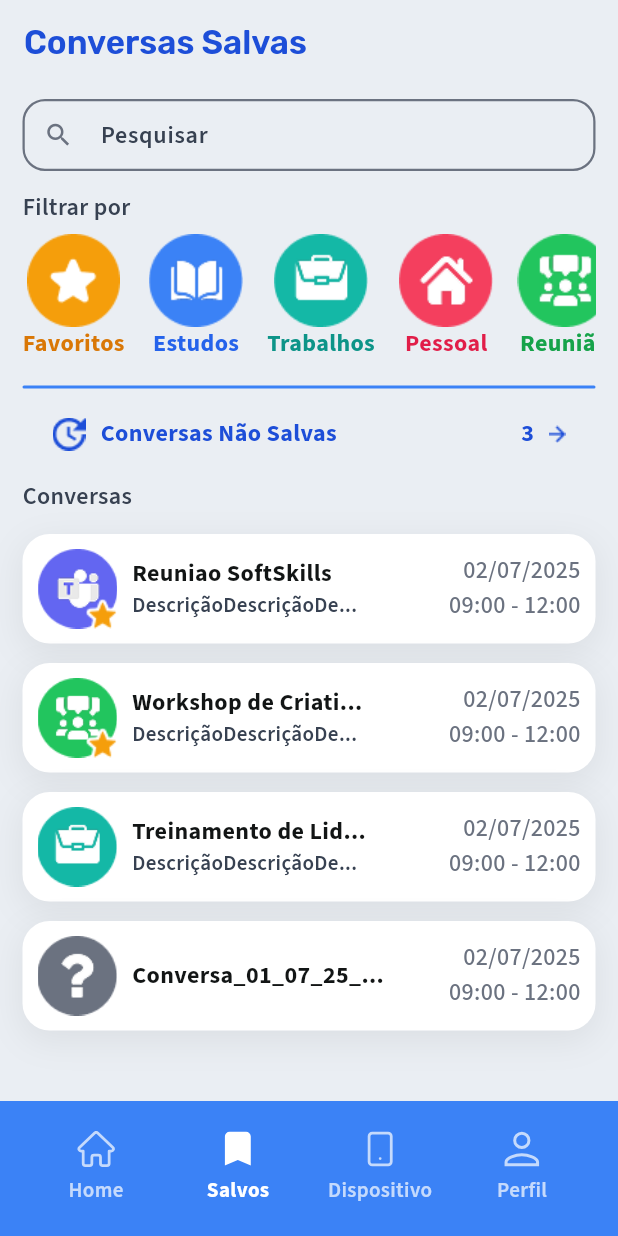
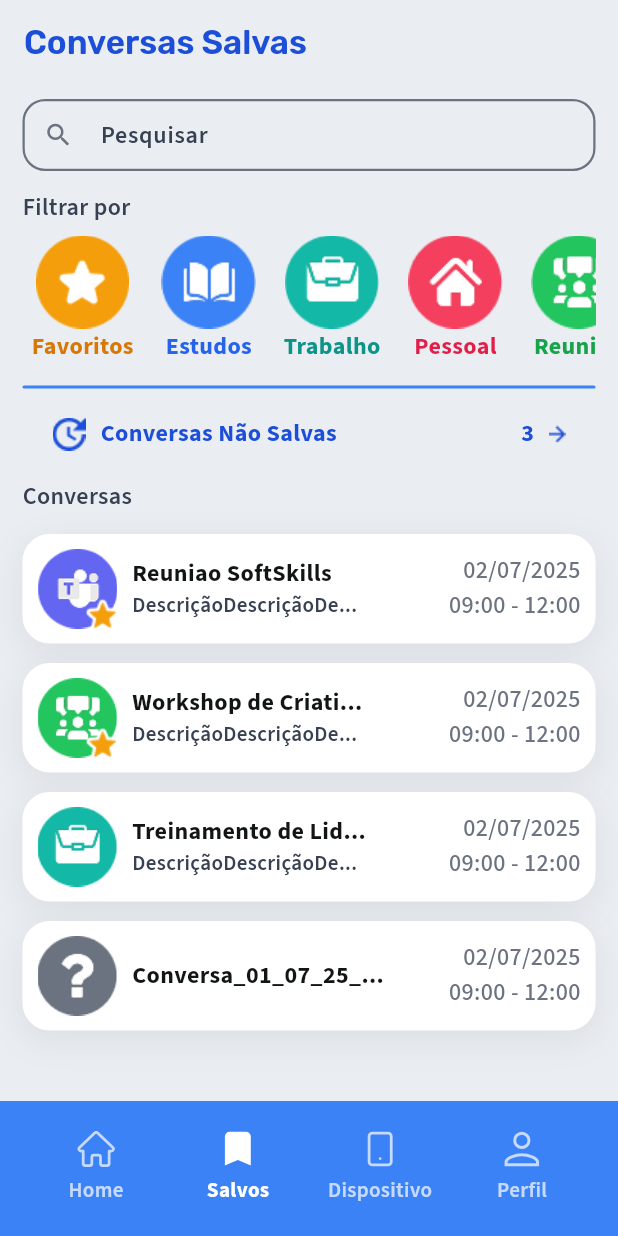
Before and after one commit to Beatriz02020/Sonoris-iot-app-transcricao, a Flutter app: the screen it shows once a user with an empty profile is signed in, item 2 of the bottom bar chosen, on a phone screen of 412 x 824 dp. Run offline on Flutter 3.47's test engine with Material 3 defaults, Android fonts, the phone set to English and light mode, and no system bars; our stand-ins replace cloud_firestore, firebase_auth, firebase_core, flutter_blue_plus, flutter_colorpicker, flutter_svg and 2 more; missing offline and left inert: cloudinary_public; accounts and stored records are empty; generated files the repository leaves out were written again.

Commit message:
feat: filtragem de conversa por tipos

```diff
--- a/lib/main.dart
+++ b/lib/main.dart
@@ -28,7 +28,8 @@ class SonorisApp extends StatelessWidget {
       builder: (context, child) {
         return SafeArea(
           top: false, // Set to true se quiser evitar também a área do notch
-          bottom: true, // Evita sobreposição com a barra de navegação do sistema
+          bottom:
+              true, // Evita sobreposição com a barra de navegação do sistema
           child: child ?? const SizedBox.shrink(),
         );
       },
--- a/lib/models/usuario.dart
+++ b/lib/models/usuario.dart
@@ -47,6 +47,7 @@ class Usuario {
       // fallback: agora
       return DateTime.now();
     }
+
     return Usuario(
       uid: map['uid'] ?? '',
       nome: map['Nome'] ?? '',
--- a/lib/screens/initial/connection_screen.dart
+++ b/lib/screens/initial/connection_screen.dart
@@ -32,7 +32,6 @@ class _ConnectionScreenState extends State<ConnectionScreen> {
 
   Future<bool> getPermissions() async {
     if (Platform.isAndroid) {
-
       final statuses =
           await [
             Permission.bluetoothScan,
--- a/lib/screens/main/device/device_screen.dart
+++ b/lib/screens/main/device/device_screen.dart
@@ -329,9 +329,9 @@ class _DeviceScreenState extends State<DeviceScreen> {
                       spacing: 4,
                       children: [
                         Text(
-                            'Selecione seu dispositivo:',
-                            style: AppTextStyles.bold,
-                          ),
+                          'Selecione seu dispositivo:',
+                          style: AppTextStyles.bold,
+                        ),
                         Column(
                           spacing: 6,
                           crossAxisAlignment: CrossAxisAlignment.start,
--- a/lib/screens/main/home/saving_chat_screen.dart
+++ b/lib/screens/main/home/saving_chat_screen.dart
@@ -31,7 +31,8 @@ class _SavingChatScreenState extends State<SavingChatScreen> {
             height: 53,
             decoration: BoxDecoration(
               shape: BoxShape.circle,
-              boxShadow: isSelected
+              boxShadow:
+                  isSelected
                       ? [
                         BoxShadow(
                           color: AppColors.gray300,
@@ -56,30 +57,20 @@ class _SavingChatScreenState extends State<SavingChatScreen> {
                 if (isSelected) ...[
                   Positioned.fill(
                     child: ClipOval(
-                      child: Container(
-                        color: AppColors.gray900.withAlpha(50),
+                      child: Container(color: AppColors.gray900.withAlpha(50)),
                     ),
                   ),
-                  ),
-                  const Icon(
-                    Icons.check,
-                    color: Colors.white,
-                    size: 45,
-                  ),
+                  const Icon(Icons.check, color: Colors.white, size: 45),
                 ],
               ],
             ),
           ),
-          Text(
-            label,
-            style: AppTextStyles.bold.copyWith(
-              color: labelColor,
-            ),
-          ),
+          Text(label, style: AppTextStyles.bold.copyWith(color: labelColor)),
         ],
       ),
     );
   }
+
   @override
   Widget build(BuildContext context) {
     SystemChrome.setSystemUIOverlayStyle(
@@ -178,9 +169,8 @@ class _SavingChatScreenState extends State<SavingChatScreen> {
 
               Text(
                 'Nome',
-              style: AppTextStyles.bold.copyWith(
-              color: AppColors.gray900,
-            ),),
+                style: AppTextStyles.bold.copyWith(color: AppColors.gray900),
+              ),
               Padding(
                 padding: const EdgeInsets.only(bottom: 15),
                 child: CustomTextField(),
@@ -188,9 +178,8 @@ class _SavingChatScreenState extends State<SavingChatScreen> {
 
               Text(
                 'Descrição',
-              style: AppTextStyles.bold.copyWith(
-                color: AppColors.gray900,
-              ),),
+                style: AppTextStyles.bold.copyWith(color: AppColors.gray900),
+              ),
               Padding(
                 padding: const EdgeInsets.only(bottom: 15),
                 child: CustomTextField(
@@ -201,9 +190,8 @@ class _SavingChatScreenState extends State<SavingChatScreen> {
 
               Text(
                 'Favorito?',
-              style: AppTextStyles.bold.copyWith(
-                color: AppColors.gray900,
-              ),),
+                style: AppTextStyles.bold.copyWith(color: AppColors.gray900),
+              ),
               Padding(
                 padding: const EdgeInsets.only(bottom: 45),
                 child: CustomTextField(
--- a/lib/screens/main/home/unsaved_chat_screen.dart
+++ b/lib/screens/main/home/unsaved_chat_screen.dart
@@ -120,7 +120,9 @@ class _UnsavedChatScreenState extends State<UnsavedChatScreen> {
                   ),
                   Text(
                     "Salvar",
-                    style: AppTextStyles.body.copyWith(color: AppColors.blue500),
+                    style: AppTextStyles.body.copyWith(
+                      color: AppColors.blue500,
+                    ),
                   ),
                 ],
               ),
--- a/lib/screens/main/savedChats/saved_chats_screen.dart
+++ b/lib/screens/main/savedChats/saved_chats_screen.dart
@@ -1,3 +1,4 @@
+import 'package:flutter/gestures.dart';
 import 'package:flutter/material.dart';
 import 'package:flutter/services.dart';
 import 'package:sonoris/components/chatSelect.dart';
@@ -18,6 +19,53 @@ class _SavedChatsScreenState extends State<SavedChatsScreen> {
   // Controlador e estado da pesquisa
   final TextEditingController _searchController = TextEditingController();
   String _query = '';
+
+  // Novo: filtro selecionado (null = nenhum)
+  String? _selectedFilter;
+
+  // Lista de filtros com label e asset e cor (usada para construir a UI)
+  final List<Map<String, dynamic>> _filters = [
+    {
+      'key': 'Favoritos',
+      'asset': 'assets/images/icons/Favoritos.png',
+      'color': AppColors.amber600,
+    },
+    {
+      'key': 'Estudos',
+      'asset': 'assets/images/icons/Estudos.png',
+      'color': AppColors.blue600,
+    },
+    {
+      'key': 'Trabalho',
+      'asset': 'assets/images/icons/Trabalho.png',
+      'color': AppColors.teal600,
+    },
+    {
+      'key': 'Pessoal',
+      'asset': 'assets/images/icons/Pessoal.png',
+      'color': AppColors.rose600,
+    },
+    {
+      'key': 'Reuniao',
+      'asset': 'assets/images/icons/Reuniao.png',
+      'color': AppColors.green600,
+    },
+    {
+      'key': 'Teams',
+      'asset': 'assets/images/icons/Teams.png',
+      'color': AppColors.indigo600,
+    },
+    {
+      'key': 'Outros',
+      'asset': 'assets/images/icons/Outros.png',
+      'color': AppColors.gray700,
+    },
+    {
+      'key': 'Customizado',
+      'asset': 'assets/images/icons/Customizado.png',
+      'color': AppColors.gray700,
+    },
+  ];
 
   // Lista estática temporária de conversas salvas (mock). Em futura integração,
   // isto pode vir do Firestore ou outra fonte dinâmica.
@@ -62,10 +110,29 @@ class _SavedChatsScreenState extends State<SavedChatsScreen> {
     ),
   ];
 
+  // Atualizado: aplica filtro por ícone/favorito e por query de texto combinados
   List<_SavedChat> get _filteredChats {
-    if (_query.isEmpty) return _allChats;
+    Iterable<_SavedChat> list = _allChats;
+
+    // Aplicar filtro de categoria/favorito primeiro (se houver)
+    if (_selectedFilter != null && _selectedFilter!.isNotEmpty) {
+      if (_selectedFilter == 'Favoritos') {
+        list = list.where((c) => c.favorito == true);
+      } else {
+        final key = _selectedFilter!;
+        list = list.where(
+          (c) => (c.image ?? '').toLowerCase() == key.toLowerCase(),
+        );
+      }
+    }
+
+    // Aplicar pesquisa de texto (sempre combinada)
+    if (_query.isNotEmpty) {
       final q = _query.toLowerCase();
-    return _allChats.where((c) => c.nome.toLowerCase().contains(q)).toList();
+      list = list.where((c) => c.nome.toLowerCase().contains(q));
+    }
+
+    return list.toList();
   }
 
   @override
@@ -153,123 +220,65 @@ class _SavedChatsScreenState extends State<SavedChatsScreen> {
                         scrollDirection: Axis.horizontal,
                         children: [
                           Row(
-                            spacing: 16,
+                            spacing: 6,
                             children: [
-                              // 1
-                              Column(
+                              // Construir dinamicamente os filtros a partir de _filters
+                              for (var f in _filters)
+                                GestureDetector(
+                                  onTap: () {
+                                    setState(() {
+                                      // alterna: desmarca se clicar de novo
+                                      if (_selectedFilter == f['key']) {
+                                        _selectedFilter = null;
+                                      } else {
+                                        _selectedFilter = f['key'] as String;
+                                      }
+                                    });
+                                  },
+                                  child: Container(
+                                    padding: const EdgeInsets.symmetric(
+                                      horizontal: 6,
+                                    ),
+                                    // estilo visual para filtro selecionado
+                                    decoration: BoxDecoration(
+                                      borderRadius: BorderRadius.circular(8),
+                                    ),
+                                    child: Column(
                                       children: [
-                                  Image.asset(
-                                    'assets/images/icons/Favoritos.png',
+                                        Opacity(
+                                          opacity:
+                                              _selectedFilter == null ||
+                                                      _selectedFilter ==
+                                                          f['key']
+                                                  ? 1.0
+                                                  : 0.5,
+                                          child: Image.asset(
+                                            f['asset'] as String,
+                                            width: 64,
+                                            height: 64,
                                           ),
-                                  Text(
-                                    'Favoritos',
+                                        ),
+                                        Opacity(
+                                          opacity:
+                                              _selectedFilter == null ||
+                                                      _selectedFilter ==
+                                                          f['key']
+                                                  ? 1.0
+                                                  : 0.5,
+                                          child: Text(
+                                            f['key'] as String,
                                             style: AppTextStyles.bold.copyWith(
-                                      color: AppColors.amber600,
+                                              color: f['color'] as Color,
+                                            ),
                                           ),
                                         ),
                                       ],
                                     ),
-
-                              // 2
-                              Column(
-                                children: [
-                                  Image.asset(
-                                    'assets/images/icons/Estudos.png',
-                                  ),
-                                  Text(
-                                    'Estudos',
-                                    style: AppTextStyles.bold.copyWith(
-                                      color: AppColors.blue600,
                                   ),
                                 ),
-                                ],
-                              ),
 
-                              // 3
-                              Column(
-                                children: [
-                                  Image.asset(
-                                    'assets/images/icons/Trabalho.png',
-                                  ),
-                                  Text(
-                                    'Trabalhos',
-                                    style: AppTextStyles.bold.copyWith(
-                                      color: AppColors.teal600,
-                                    ),
-                                  ),
-                                ],
-                              ),
-
-                              // 4
-                              Column(
-                                children: [
-                                  Image.asset(
-                                    'assets/images/icons/Pessoal.png',
-                                  ),
-                                  Text(
-                                    'Pessoal',
-                                    style: AppTextStyles.bold.copyWith(
-                                      color: AppColors.rose600,
-                                    ),
-                                  ),
-                                ],
-                              ),
-
-                              // 5
-                              Column(
-                                children: [
-                                  Image.asset(
-                                    'assets/images/icons/Reuniao.png',
-                                  ),
-                                  Text(
-                                    'Reunião',
-                                    style: AppTextStyles.bold.copyWith(
-                                      color: AppColors.green600,
-                                    ),
-                                  ),
-                                ],
-                              ),
-
-                              // 6
-                              Column(
-                                children: [
-                                  Image.asset('assets/images/icons/Teams.png'),
-                                  Text(
-                                    'Teams',
-                                    style: AppTextStyles.bold.copyWith(
-                                      color: AppColors.indigo600,
-                                    ),
-                                  ),
-                                ],
-                              ),
-
-                              // 7
-                              Column(
-                                children: [
-                                  Image.asset('assets/images/icons/Outros.png'),
-                                  Text(
-                                    'Outros',
-                                    style: AppTextStyles.bold.copyWith(
-                                      color: AppColors.gray700,
-                                    ),
-                                  ),
-                                ],
-                              ),
-
-                              // 8
-                              Column(
-                                children: [
-                                  Image.asset(
-                                    'assets/images/icons/Customizado.png',
-                                  ),
-                                  Text(
-                                    'Customizado',
-                                    style: AppTextStyles.bold.copyWith(
-                                      color: AppColors.gray700,
-                                    ),
-                                  ),
-                                ],
-                              ),
+                              // Espaço final
+                              const SizedBox(width: 8),
                             ],
                           ),
                         ],
@@ -286,6 +295,7 @@ class _SavedChatsScreenState extends State<SavedChatsScreen> {
                     ),
                   ],
                 ),
+
                 GestureDetector(
                   onTap: () {
                     Navigator.push(
--- a/lib/services/bluetooth_manager.dart
+++ b/lib/services/bluetooth_manager.dart
@@ -153,8 +153,7 @@ class BluetoothManager {
 
       // se a characteristic suporta notify, habilita — senão, pula
       final props = characteristic.properties;
-      final supportsNotify =
-          (props.notify) || (props.indicate);
+      final supportsNotify = (props.notify) || (props.indicate);
       if (supportsNotify) {
         try {
           await characteristic.setNotifyValue(true);
```
Also changed, not shown: lib/components/customTextField.dart (+10 -7 lines), lib/screens/main/home/home_screen.dart (+8 -4 lines), lib/screens/main/user/user_screen.dart (+13 -5 lines). Lines whose indentation alone changed are shown as unchanged.
